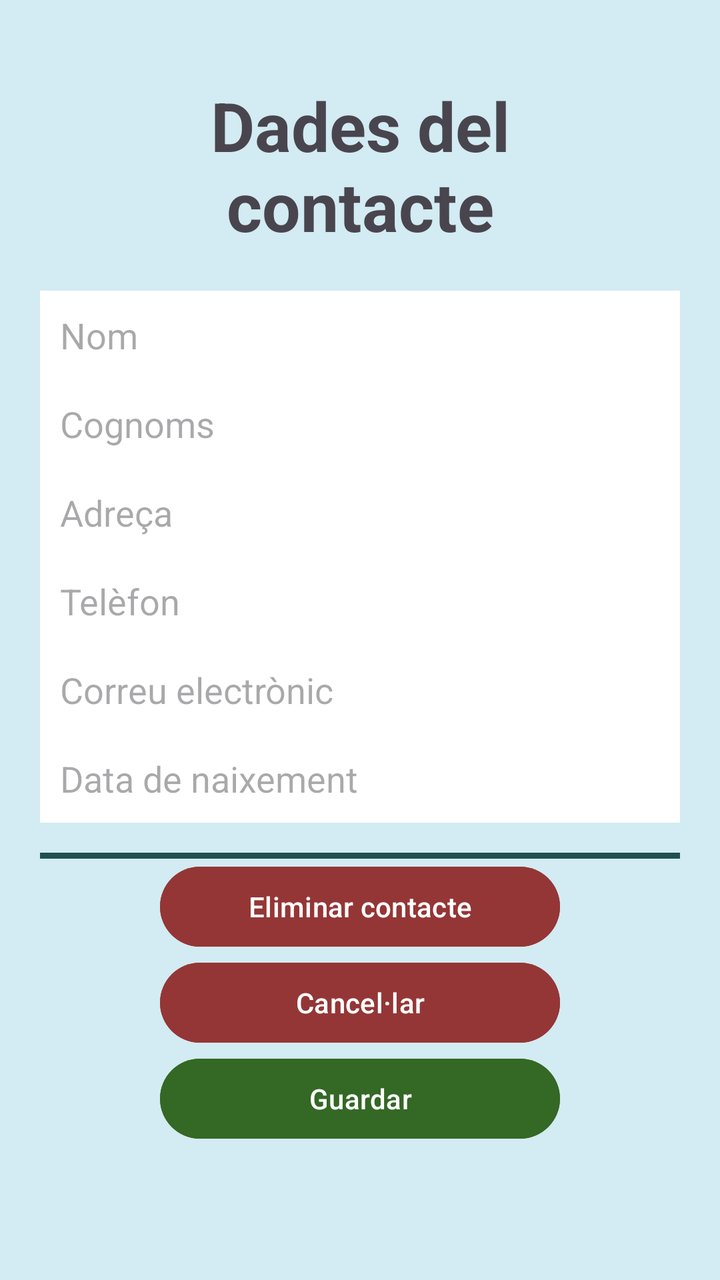
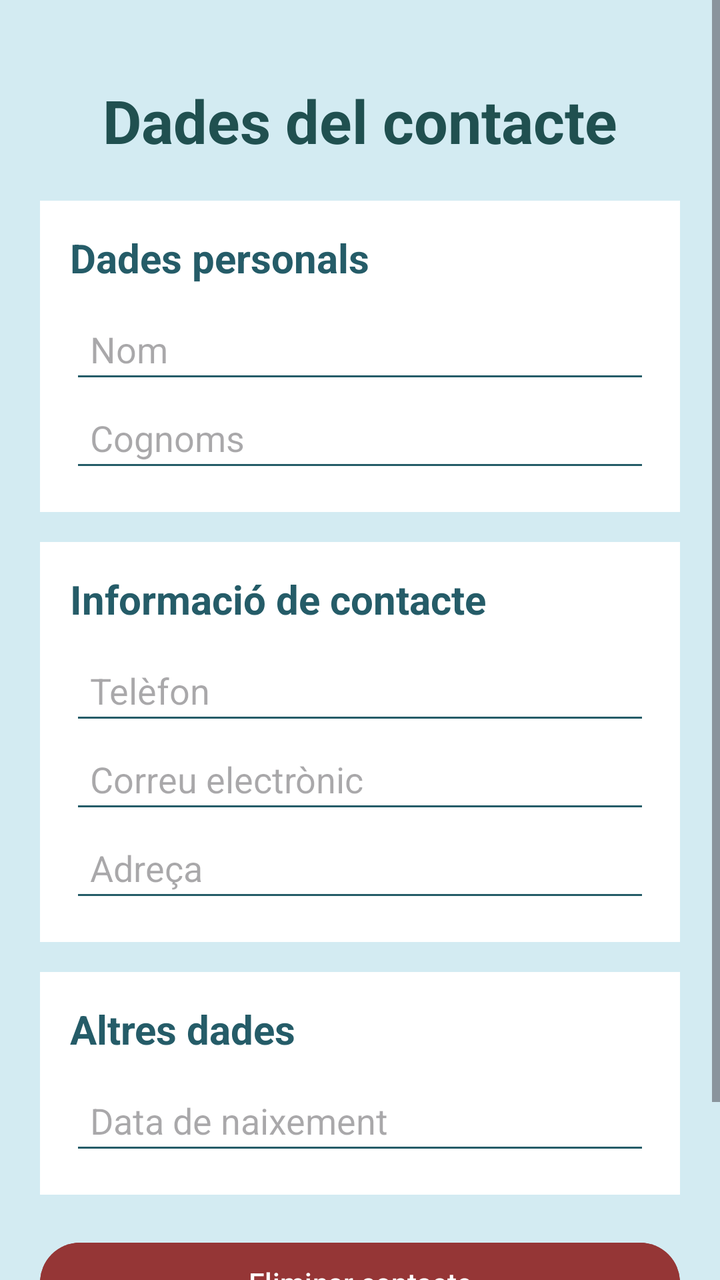

An Android layout rendered at two revisions. The XML below is the earlier revision; the diff shows what the commit changed to produce the second picture.
<!-- AndroidManifest.xml: application theme Theme.Agenda -->
<!-- res/layout/activity_contacte.xml -->
<?xml version="1.0" encoding="utf-8"?>
<ScrollView xmlns:android="http://schemas.android.com/apk/res/android"
    android:layout_width="match_parent"
    android:layout_height="match_parent"
    android:background="#D3EBF2">

    <LinearLayout
        android:layout_width="match_parent"
        android:layout_height="wrap_content"
        android:gravity="center"
        android:orientation="vertical"
        android:padding="20dp">

        <TextView
            android:layout_width="match_parent"
            android:layout_height="wrap_content"
            android:text="Dades del contacte"
            android:textAlignment="center"
            android:textSize="34sp"
            android:textStyle="bold"
            android:layout_margin="20dp"/>

        <EditText
            android:id="@+id/txtNom"
            android:layout_width="match_parent"
            android:layout_height="wrap_content"
            android:hint="Nom"
            android:background="#FFFFFF"
            android:padding="10dp"/>

        <EditText
            android:id="@+id/txtNCognoms"
            android:layout_width="match_parent"
            android:layout_height="wrap_content"
            android:hint="Cognoms"
            android:background="#FFFFFF"
            android:padding="10dp"/>

        <EditText
            android:id="@+id/txtAdreca"
            android:layout_width="match_parent"
            android:layout_height="wrap_content"
            android:hint="Adreça"
            android:background="#FFFFFF"
            android:padding="10dp"/>

        <EditText
            android:id="@+id/txtNum"
            android:layout_width="match_parent"
            android:layout_height="wrap_content"
            android:hint="Telèfon"
            android:inputType="phone"
            android:background="#FFFFFF"
            android:padding="10dp"/>

        <EditText
            android:id="@+id/txtEmail"
            android:layout_width="match_parent"
            android:layout_height="wrap_content"
            android:hint="Correu electrònic"
            android:inputType="textEmailAddress"
            android:background="#FFFFFF"
            android:padding="10dp"/>

        <EditText
            android:id="@+id/txtData"
            android:layout_width="match_parent"
            android:layout_height="wrap_content"
            android:hint="Data de naixement"
            android:inputType="date"
            android:background="#FFFFFF"
            android:padding="10dp"/>

        <FrameLayout
            android:layout_width="match_parent"
            android:layout_height="3dp"
            android:layout_marginTop="15dp"
            android:background="#205050"/>

        <Button
            android:id="@+id/btn_eliminar"
            android:layout_width="200dp"
            android:layout_height="wrap_content"
            android:text="Eliminar contacte"
            android:backgroundTint="#953636"/>

        <Button
            android:id="@+id/btnCancelar"
            android:layout_width="200dp"
            android:layout_height="wrap_content"
            android:text="Cancel·lar"
            android:backgroundTint="#953636"/>

        <Button
            android:id="@+id/btnConfirmar"
            android:layout_width="200dp"
            android:layout_height="wrap_content"
            android:text="Guardar"
            android:backgroundTint="#346825"/>

    </LinearLayout>

</ScrollView>
<!-- resources referenced by this layout -->
<resources>
  <style name="Theme.Agenda" parent="Base.Theme.Agenda" />
  <style name="Base.Theme.Agenda" parent="Theme.Material3.DayNight.NoActionBar">
          
          
      </style>
</resources>

<!-- the commit's change to res/layout/activity_contacte.xml (unified diff, before → after) -->
@@ -2,13 +2,14 @@
 <ScrollView xmlns:android="http://schemas.android.com/apk/res/android"
     android:layout_width="match_parent"
     android:layout_height="match_parent"
-    android:background="#D3EBF2">
+    android:background="#D3EBF2"
+    android:fillViewport="true">
 
     <LinearLayout
         android:layout_width="match_parent"
         android:layout_height="wrap_content"
-        android:gravity="center"
         android:orientation="vertical"
+        android:layout_marginTop="20dp"
         android:padding="20dp">
 
         <TextView
@@ -16,87 +17,152 @@
             android:layout_height="wrap_content"
             android:text="Dades del contacte"
             android:textAlignment="center"
-            android:textSize="34sp"
+            android:textSize="30sp"
             android:textStyle="bold"
-            android:layout_margin="20dp"/>
+            android:textColor="#205050"
+            android:layout_marginBottom="20dp"/>
 
-        <EditText
-            android:id="@+id/txtNom"
+        <LinearLayout
             android:layout_width="match_parent"
             android:layout_height="wrap_content"
-            android:hint="Nom"
+            android:orientation="vertical"
+            android:padding="15dp"
             android:background="#FFFFFF"
-            android:padding="10dp"/>
+            android:layout_marginBottom="15dp">
 
-        <EditText
-            android:id="@+id/txtNCognoms"
+            <TextView
+                android:layout_width="match_parent"
+                android:layout_height="wrap_content"
+                android:text="Dades personals"
+                android:textSize="20sp"
+                android:textStyle="bold"
+                android:textColor="#255C68"
+                android:layout_marginBottom="10dp"/>
+
+            <EditText
+                android:id="@+id/txtNom"
+                android:layout_width="match_parent"
+                android:layout_height="wrap_content"
+                android:hint="Nom"
+                android:backgroundTint="#255C68"
+                android:padding="10dp"/>
+
+            <EditText
+                android:id="@+id/txtNCognoms"
+                android:layout_width="match_parent"
+                android:layout_height="wrap_content"
+                android:hint="Cognoms"
+                android:backgroundTint="#255C68"
+                android:padding="10dp"/>
+
+        </LinearLayout>
+
+        <LinearLayout
             android:layout_width="match_parent"
             android:layout_height="wrap_content"
-            android:hint="Cognoms"
+            android:orientation="vertical"
+            android:padding="15dp"
             android:background="#FFFFFF"
-            android:padding="10dp"/>
+            android:layout_marginBottom="15dp">
 
-        <EditText
-            android:id="@+id/txtAdreca"
+            <TextView
+                android:layout_width="match_parent"
+                android:layout_height="wrap_content"
+                android:text="Informació de contacte"
+                android:textSize="20sp"
+                android:textStyle="bold"
+                android:textColor="#255C68"
+                android:layout_marginBottom="10dp"/>
+
+            <EditText
+                android:id="@+id/txtNum"
+                android:layout_width="match_parent"
+                android:layout_height="wrap_content"
+                android:hint="Telèfon"
+                android:inputType="phone"
+                android:backgroundTint="#255C68"
+                android:padding="10dp"/>
+
+            <EditText
+                android:id="@+id/txtEmail"
+                android:layout_width="match_parent"
+                android:layout_height="wrap_content"
+                android:hint="Correu electrònic"
+                android:inputType="textEmailAddress"
+                android:backgroundTint="#255C68"
+                android:padding="10dp"/>
+
+            <EditText
+                android:id="@+id/txtAdreca"
+                android:layout_width="match_parent"
+                android:layout_height="wrap_content"
+                android:hint="Adreça"
+                android:inputType="textPostalAddress"
+                android:backgroundTint="#255C68"
+                android:padding="10dp"/>
+
+        </LinearLayout>
+
+        <LinearLayout
             android:layout_width="match_parent"
             android:layout_height="wrap_content"
-            android:hint="Adreça"
+            android:orientation="vertical"
+            android:padding="15dp"
             android:background="#FFFFFF"
-            android:padding="10dp"/>
+            android:layout_marginBottom="20dp">
 
-        <EditText
-            android:id="@+id/txtNum"
-            android:layout_width="match_parent"
-            android:layout_height="wrap_content"
-            android:hint="Telèfon"
-            android:inputType="phone"
-            android:background="#FFFFFF"
-            android:padding="10dp"/>
+            <TextView
+                android:layout_width="match_parent"
+                android:layout_height="wrap_content"
+                android:text="Altres dades"
+                android:textSize="20sp"
+                android:textStyle="bold"
+                android:textColor="#255C68"
+                android:layout_marginBottom="10dp"/>
 
-        <EditText
-            android:id="@+id/txtEmail"
-            android:layout_width="match_parent"
-            android:layout_height="wrap_content"
-            android:hint="Correu electrònic"
-            android:inputType="textEmailAddress"
-            android:background="#FFFFFF"
-            android:padding="10dp"/>
+            <EditText
+                android:id="@+id/txtData"
+                android:layout_width="match_parent"
+                android:layout_height="wrap_content"
+                android:hint="Data de naixement"
+                android:inputType="date"
+                android:backgroundTint="#255C68"
+                android:padding="10dp"/>
 
-        <EditText
-            android:id="@+id/txtData"
-            android:layout_width="match_parent"
-            android:layout_height="wrap_content"
-            android:hint="Data de naixement"
-            android:inputType="date"
-            android:background="#FFFFFF"
-            android:padding="10dp"/>
-
-        <FrameLayout
-            android:layout_width="match_parent"
-            android:layout_height="3dp"
-            android:layout_marginTop="15dp"
-            android:background="#205050"/>
+        </LinearLayout>
 
         <Button
             android:id="@+id/btn_eliminar"
-            android:layout_width="200dp"
+            android:layout_width="match_parent"
             android:layout_height="wrap_content"
             android:text="Eliminar contacte"
             android:backgroundTint="#953636"/>
 
-        <Button
-            android:id="@+id/btnCancelar"
-            android:layout_width="200dp"
+        <LinearLayout
+            android:layout_width="match_parent"
             android:layout_height="wrap_content"
-            android:text="Cancel·lar"
-            android:backgroundTint="#953636"/>
+            android:orientation="horizontal"
+            android:gravity="center">
 
-        <Button
-            android:id="@+id/btnConfirmar"
-            android:layout_width="200dp"
-            android:layout_height="wrap_content"
-            android:text="Guardar"
-            android:backgroundTint="#346825"/>
+            <Button
+                android:id="@+id/btnCancelar"
+                android:layout_width="0dp"
+                android:layout_height="wrap_content"
+                android:layout_weight="1"
+                android:layout_margin="5dp"
+                android:text="Cancel·lar"
+                android:backgroundTint="#953636"/>
+
+            <Button
+                android:id="@+id/btnConfirmar"
+                android:layout_width="0dp"
+                android:layout_height="wrap_content"
+                android:layout_weight="1"
+                android:layout_margin="5dp"
+                android:text="Guardar"
+                android:backgroundTint="#346825"/>
+
+        </LinearLayout>
 
     </LinearLayout>
 
